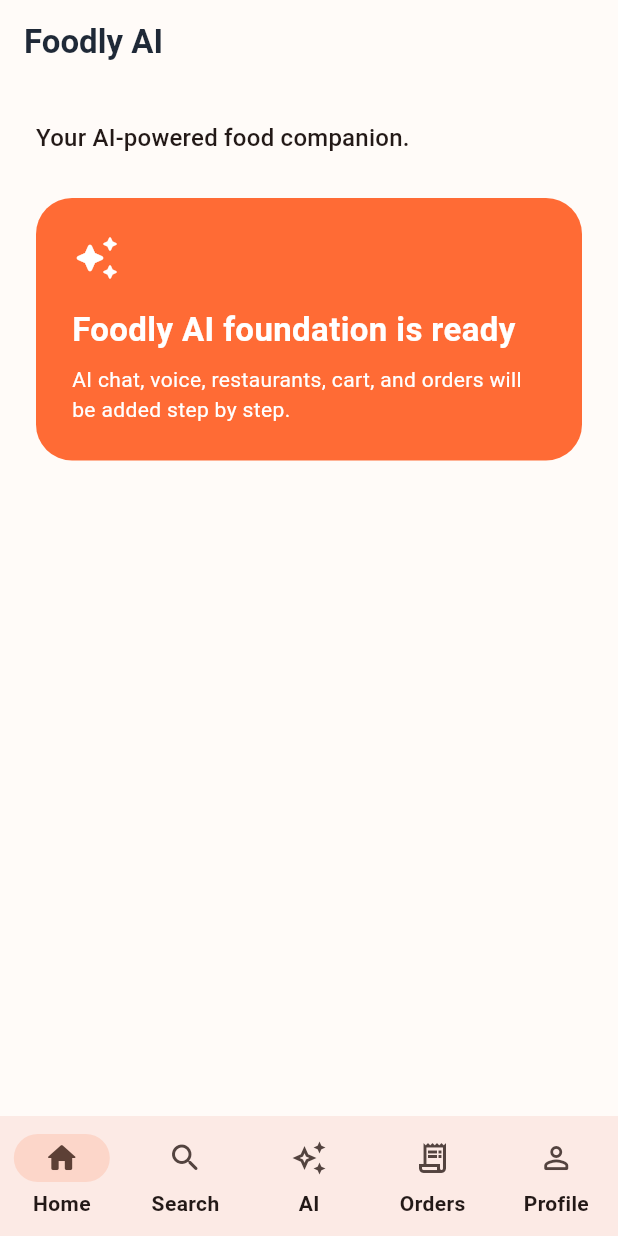
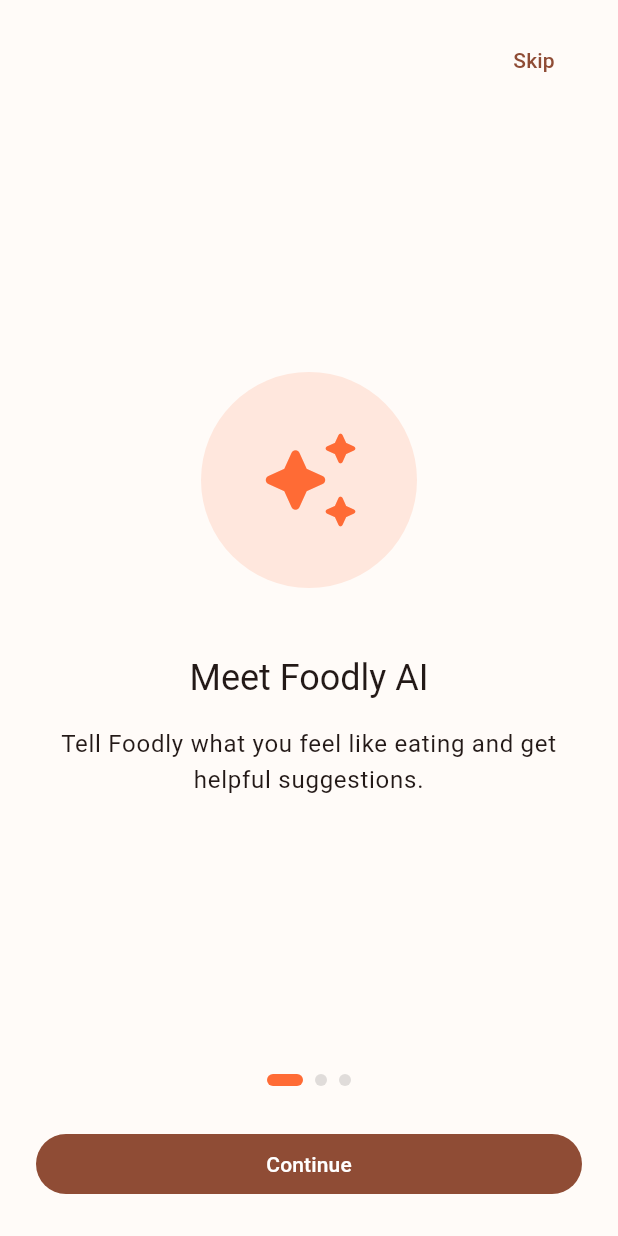
Before and after one commit to Ahmad-Asg/-Foodly-AI-Order-Food-by-Your-Voice, a Flutter app: the screen it shows after launch, on a phone screen of 412 x 824 dp. Run offline on Flutter 3.47's test engine with Material 3 defaults, Android fonts, the phone set to English and light mode, and no system bars.

Commit message:
Add Foodly splash and onboarding

```diff
--- a/lib/app.dart
+++ b/lib/app.dart
@@ -2,9 +2,26 @@
 
 import 'core/theme/app_theme.dart';
 import 'features/navigation/presentation/app_shell.dart';
+import 'features/onboarding/presentation/onboarding_screen.dart';
+import 'features/splash/presentation/splash_screen.dart';
 
-class FoodlyApp extends StatelessWidget {
+class FoodlyApp extends StatefulWidget {
   const FoodlyApp({super.key});
+
+  @override
+  State<FoodlyApp> createState() => _FoodlyAppState();
+}
+
+class _FoodlyAppState extends State<FoodlyApp> {
+  _AppStage _stage = _AppStage.splash;
+
+  void _showOnboarding() {
+    setState(() => _stage = _AppStage.onboarding);
+  }
+
+  void _openApp() {
+    setState(() => _stage = _AppStage.app);
+  }
 
   @override
   Widget build(BuildContext context) {
@@ -12,7 +29,13 @@
       title: 'Foodly AI',
       debugShowCheckedModeBanner: false,
       theme: FoodlyTheme.light,
-      home: const AppShell(),
+      home: switch (_stage) {
+        _AppStage.splash => SplashScreen(onFinished: _showOnboarding),
+        _AppStage.onboarding => OnboardingScreen(onFinished: _openApp),
+        _AppStage.app => const AppShell(),
+      },
     );
   }
 }
+
+enum _AppStage { splash, onboarding, app }
--- /dev/null
+++ b/lib/features/onboarding/presentation/onboarding_screen.dart
@@ -0,0 +1,160 @@
+import 'package:flutter/material.dart';
+
+import '../../../core/theme/app_theme.dart';
+
+class OnboardingScreen extends StatefulWidget {
+  const OnboardingScreen({super.key, required this.onFinished});
+
+  final VoidCallback onFinished;
+
+  @override
+  State<OnboardingScreen> createState() => _OnboardingScreenState();
+}
+
+class _OnboardingScreenState extends State<OnboardingScreen> {
+  final PageController _pageController = PageController();
+  int _currentPage = 0;
+
+  final List<_OnboardingPageData> _pages = const [
+    _OnboardingPageData(
+      icon: Icons.auto_awesome_rounded,
+      title: 'Meet Foodly AI',
+      description:
+          'Tell Foodly what you feel like eating and get helpful suggestions.',
+    ),
+    _OnboardingPageData(
+      icon: Icons.mic_rounded,
+      title: 'Talk naturally',
+      description:
+          'Use English, Urdu, or Roman Urdu to find food your way.',
+    ),
+    _OnboardingPageData(
+      icon: Icons.shopping_bag_rounded,
+      title: 'Order with confidence',
+      description:
+          'Browse food, manage your cart, and place mock orders in one place.',
+    ),
+  ];
+
+  @override
+  void dispose() {
+    _pageController.dispose();
+    super.dispose();
+  }
+
+  void _next() {
+    if (_currentPage == _pages.length - 1) {
+      widget.onFinished();
+      return;
+    }
+
+    _pageController.nextPage(
+      duration: const Duration(milliseconds: 280),
+      curve: Curves.easeOut,
+    );
+  }
+
+  @override
+  Widget build(BuildContext context) {
+    return Scaffold(
+      body: SafeArea(
+        child: Padding(
+          padding: const EdgeInsets.fromLTRB(24, 16, 24, 24),
+          child: Column(
+            children: [
+              Align(
+                alignment: Alignment.centerRight,
+                child: TextButton(
+                  onPressed: widget.onFinished,
+                  child: const Text('Skip'),
+                ),
+              ),
+              Expanded(
+                child: PageView.builder(
+                  controller: _pageController,
+                  itemCount: _pages.length,
+                  onPageChanged: (page) {
+                    setState(() => _currentPage = page);
+                  },
+                  itemBuilder: (context, index) {
+                    final page = _pages[index];
+
+                    return Column(
+                      mainAxisAlignment: MainAxisAlignment.center,
+                      children: [
+                        CircleAvatar(
+                          radius: 72,
+                          backgroundColor:
+                              FoodlyColors.primary.withValues(alpha: 0.14),
+                          child: Icon(
+                            page.icon,
+                            size: 72,
+                            color: FoodlyColors.primary,
+                          ),
+                        ),
+                        const SizedBox(height: 44),
+                        Text(
+                          page.title,
+                          textAlign: TextAlign.center,
+                          style: Theme.of(context).textTheme.headlineSmall,
+                        ),
+                        const SizedBox(height: 16),
+                        Text(
+                          page.description,
+                          textAlign: TextAlign.center,
+                          style: Theme.of(context).textTheme.bodyLarge,
+                        ),
+                      ],
+                    );
+                  },
+                ),
+              ),
+              Row(
+                mainAxisAlignment: MainAxisAlignment.center,
+                children: List.generate(
+                  _pages.length,
+                  (index) => AnimatedContainer(
+                    duration: const Duration(milliseconds: 200),
+                    margin: const EdgeInsets.symmetric(horizontal: 4),
+                    width: _currentPage == index ? 24 : 8,
+                    height: 8,
+                    decoration: BoxDecoration(
+                      color: _currentPage == index
+                          ? FoodlyColors.primary
+                          : Colors.black12,
+                      borderRadius: BorderRadius.circular(20),
+                    ),
+                  ),
+                ),
+              ),
+              const SizedBox(height: 28),
+              SizedBox(
+                width: double.infinity,
+                child: FilledButton(
+                  onPressed: _next,
+                  child: Text(
+                    _currentPage == _pages.length - 1
+                        ? 'Start exploring'
+                        : 'Continue',
+                  ),
+                ),
+              ),
+            ],
+          ),
+        ),
+      ),
+    );
+  }
+}
+
+class _OnboardingPageData {
+  const _OnboardingPageData({
+    required this.icon,
+    required this.title,
+    required this.description,
+  });
+
+  final IconData icon;
+  final String title;
+  final String description;
+}
```
Also changed, not shown: lib/features/splash/presentation/splash_screen.dart (added, +63 -0 lines).
